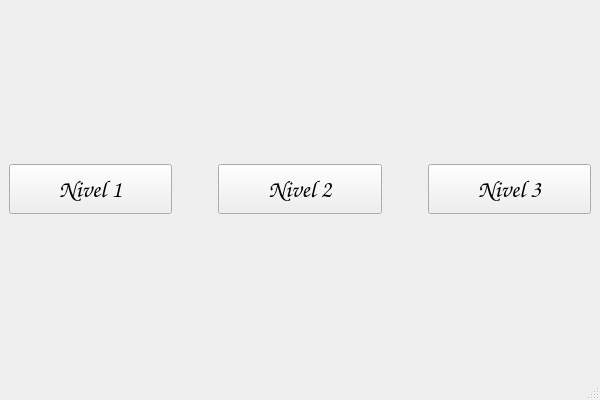
Qt form Game_revenge_of_it/menuniveles.ui (SebastianOOU/Revenge-of-it) before a commit.
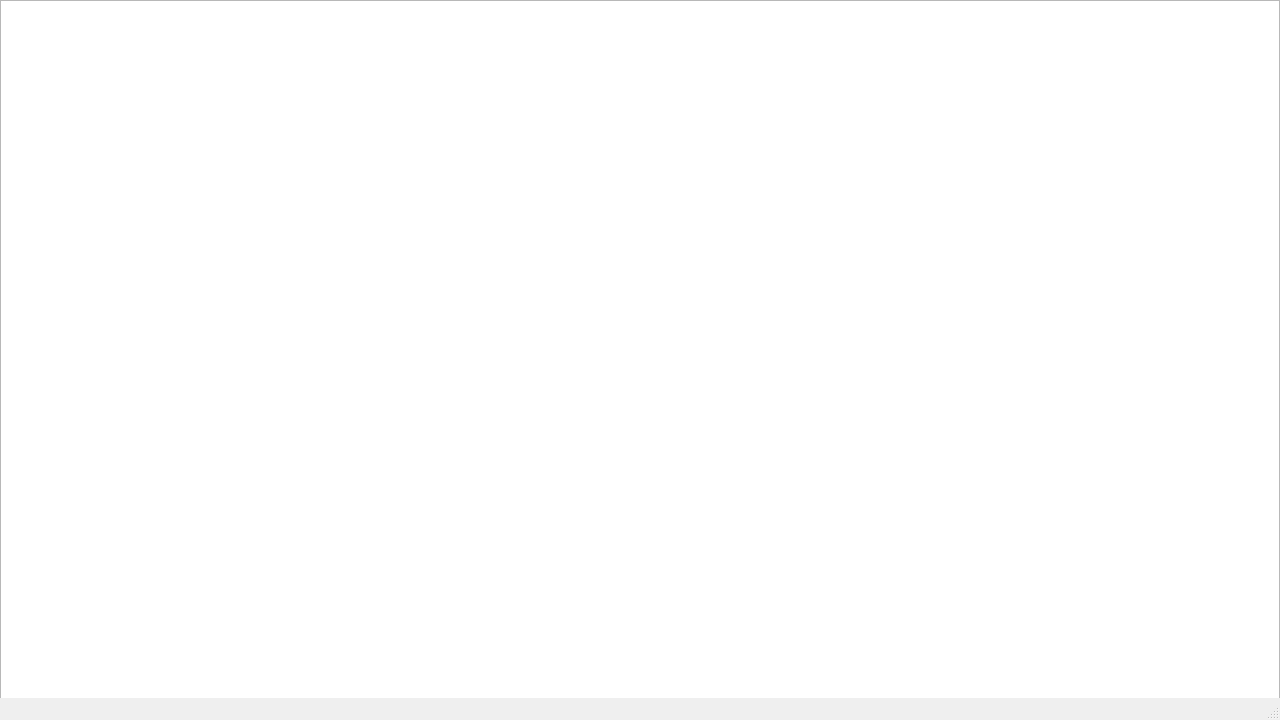
The same form after that commit.

What changed in the file:
```diff
--- a/Game_revenge_of_it/menuniveles.ui
+++ b/Game_revenge_of_it/menuniveles.ui
@@ -6,112 +6,24 @@
    <rect>
     <x>0</x>
     <y>0</y>
-    <width>600</width>
-    <height>400</height>
+    <width>1280</width>
+    <height>720</height>
    </rect>
   </property>
   <property name="windowTitle">
    <string>MainWindow</string>
   </property>
   <widget class="QWidget" name="centralwidget">
-   <layout class="QHBoxLayout" name="horizontalLayout_2">
-    <item>
-     <layout class="QHBoxLayout" name="horizontalLayout">
-      <item>
-       <widget class="QPushButton" name="pushButton">
-        <property name="maximumSize">
-         <size>
-          <width>16777215</width>
-          <height>50</height>
-         </size>
-        </property>
-        <property name="font">
-         <font>
-          <family>Comic Sans MS</family>
-          <pointsize>18</pointsize>
-          <bold>true</bold>
-         </font>
-        </property>
-        <property name="text">
-         <string>Nivel 1</string>
-        </property>
-       </widget>
-      </item>
-      <item>
-       <spacer name="horizontalSpacer_2">
-        <property name="orientation">
-         <enum>Qt::Orientation::Horizontal</enum>
-        </property>
-        <property name="sizeType">
-         <enum>QSizePolicy::Policy::Fixed</enum>
-        </property>
-        <property name="sizeHint" stdset="0">
-         <size>
-          <width>40</width>
-          <height>20</height>
-         </size>
-        </property>
-       </spacer>
-      </item>
-      <item>
-       <widget class="QPushButton" name="pushButton_2">
-        <property name="maximumSize">
-         <size>
-          <width>16777215</width>
-          <height>50</height>
-         </size>
-        </property>
-        <property name="font">
-         <font>
-          <family>Comic Sans MS</family>
-          <pointsize>18</pointsize>
-          <bold>true</bold>
-         </font>
-        </property>
-        <property name="text">
-         <string>Nivel 2</string>
-        </property>
-       </widget>
-      </item>
-      <item>
-       <spacer name="horizontalSpacer">
-        <property name="orientation">
-         <enum>Qt::Orientation::Horizontal</enum>
-        </property>
-        <property name="sizeType">
-         <enum>QSizePolicy::Policy::Fixed</enum>
-        </property>
-        <property name="sizeHint" stdset="0">
-         <size>
-          <width>40</width>
-          <height>20</height>
-         </size>
-        </property>
-       </spacer>
-      </item>
-      <item>
-       <widget class="QPushButton" name="pushButton_3">
-        <property name="maximumSize">
-         <size>
-          <width>16777215</width>
-          <height>50</height>
-         </size>
-        </property>
-        <property name="font">
-         <font>
-          <family>Comic Sans MS</family>
-          <pointsize>18</pointsize>
-          <bold>true</bold>
-         </font>
-        </property>
-        <property name="text">
-         <string>Nivel 3</string>
-        </property>
-       </widget>
-      </item>
-     </layout>
-    </item>
-   </layout>
+   <widget class="QGraphicsView" name="graphicsView">
+    <property name="geometry">
+     <rect>
+      <x>0</x>
+      <y>0</y>
+      <width>1280</width>
+      <height>750</height>
+     </rect>
+    </property>
+   </widget>
   </widget>
   <widget class="QMenuBar" name="menubar">
    <property name="geometry">
```
Left out of the diff: 2 changed lines with no effect on the pictures.
